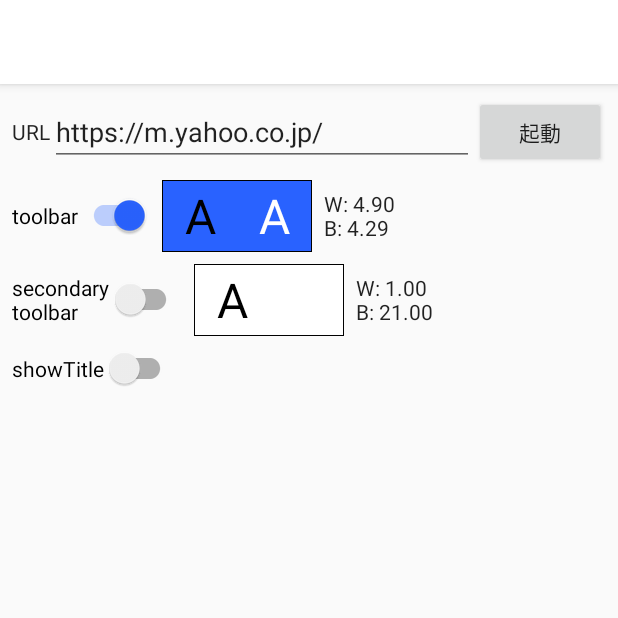
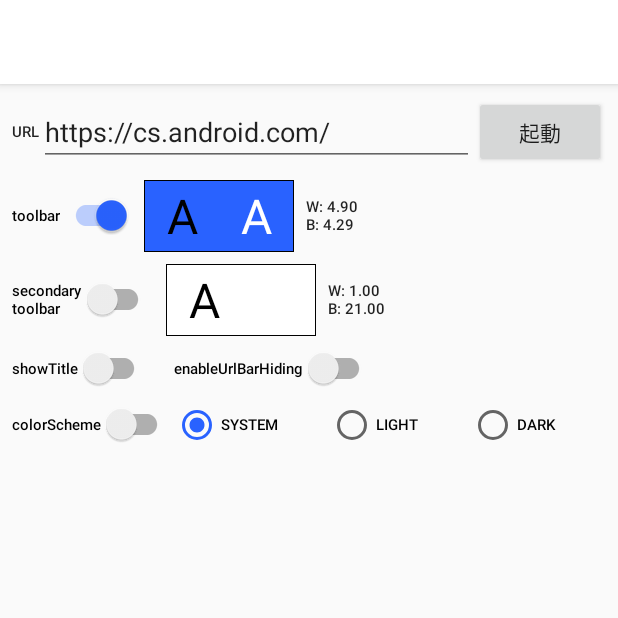
Before and after one commit to ohmae/dev-tabs-launcher, an Android app: the LauncherActivity screen opened directly, with no data from a screen before it, after a tap on "起動", on a phone screen of 412 x 824 dp, the top half of it. Run offline under Robolectric (Android 15) with nearby library versions, the phone set to English and light mode, and no system bars; libraries missing offline, so code that uses them is left out: net.mm2d.color; 3 statements that could not run were skipped.

Commit message:
✨add colorScheme

```diff
--- a/app/src/main/java/net/mm2d/customtabssample/CustomTabsHelper.kt
+++ b/app/src/main/java/net/mm2d/customtabssample/CustomTabsHelper.kt
@@ -22,6 +22,7 @@ object CustomTabsHelper : CustomTabsServiceConnection() {
     var session: CustomTabsSession? = null
         private set
     var packageName: String? = null
+        private set
 
     internal fun bind(context: Context, packageName: String) {
         if (!bound) {
--- a/app/src/main/java/net/mm2d/customtabssample/LauncherActivity.kt
+++ b/app/src/main/java/net/mm2d/customtabssample/LauncherActivity.kt
@@ -16,7 +16,6 @@ import net.mm2d.customtabssample.databinding.ActivityLauncherBinding
 
 class LauncherActivity : AppCompatActivity(), ColorChooserDialog.Callback {
     private lateinit var binding: ActivityLauncherBinding
-    private lateinit var browserPackage: String
     private var toolbarColor: Int = Color.WHITE
     private var secondaryToolbarColor: Int = Color.WHITE
 
@@ -25,10 +24,10 @@ class LauncherActivity : AppCompatActivity(), ColorChooserDialog.Callback {
         binding = ActivityLauncherBinding.inflate(layoutInflater)
         setContentView(binding.root)
         setSupportActionBar(binding.toolbar)
-        browserPackage = intent.getStringExtra(EXTRA_PACKAGE_NAME)!!
+        val packageName = intent.getStringExtra(EXTRA_PACKAGE_NAME)!!
         supportActionBar?.let {
             it.title = intent.getStringExtra(EXTRA_LABEL)
-            it.subtitle = browserPackage
+            it.subtitle = packageName
         }
         binding.toolbar.isFocusable = true
         binding.toolbar.isFocusableInTouchMode = true
@@ -44,7 +43,7 @@ class LauncherActivity : AppCompatActivity(), ColorChooserDialog.Callback {
         binding.secondaryToolbarColorSample.setOnClickListener {
             ColorChooserDialog.show(this, REQUEST_CODE_SECONDARY_TOOLBAR, secondaryToolbarColor)
         }
-        CustomTabsHelper.bind(this, browserPackage)
+        CustomTabsHelper.bind(this, packageName)
     }
 
     override fun onDestroy() {
@@ -54,15 +53,27 @@ class LauncherActivity : AppCompatActivity(), ColorChooserDialog.Callback {
 
     private fun launch() {
         val customTabsIntent = CustomTabsIntent.Builder(CustomTabsHelper.session).also {
-            if (binding.toolbarColorSwitch.isChecked) {
+            if (binding.toolbarColor.isChecked) {
                 it.setToolbarColor(toolbarColor)
             }
-            if (binding.secondaryToolbarColorSwitch.isChecked) {
+            if (binding.secondaryToolbarColor.isChecked) {
                 it.setSecondaryToolbarColor(secondaryToolbarColor)
             }
-            it.setShowTitle(binding.showTitleSwitch.isChecked)
+            it.setShowTitle(binding.showTitle.isChecked)
+            if (binding.urlBarHiding.isChecked) {
+                it.enableUrlBarHiding()
+            }
+            if (binding.colorScheme.isChecked) {
+                it.setColorScheme(
+                    when {
+                        binding.colorSchemeLight.isChecked -> CustomTabsIntent.COLOR_SCHEME_LIGHT
+                        binding.colorSchemeDark.isChecked -> CustomTabsIntent.COLOR_SCHEME_DARK
+                        else -> CustomTabsIntent.COLOR_SCHEME_SYSTEM
+                    }
+                )
+            }
         }.build()
-        customTabsIntent.intent.setPackage(browserPackage)
+        customTabsIntent.intent.setPackage(intent.getStringExtra(EXTRA_PACKAGE_NAME))
         customTabsIntent.launchUrl(this, Uri.parse(binding.editText.text.toString()))
     }
 
@@ -110,7 +121,7 @@ class LauncherActivity : AppCompatActivity(), ColorChooserDialog.Callback {
     companion object {
         private const val REQUEST_CODE_TOOLBAR = 1
         private const val REQUEST_CODE_SECONDARY_TOOLBAR = 2
-        private const val DEFAULT_URL = "https://m.yahoo.co.jp/"
+        private const val DEFAULT_URL = "https://cs.android.com/"
         private const val SECOND_URL = "https://news.yahoo.co.jp/"
         private const val EXTRA_PACKAGE_NAME = "EXTRA_PACKAGE_NAME"
         private const val EXTRA_LABEL = "EXTRA_LABEL"
--- a/app/src/main/res/layout/activity_launcher.xml
+++ b/app/src/main/res/layout/activity_launcher.xml
@@ -48,7 +48,7 @@
                     android:layout_width="wrap_content"
                     android:layout_height="wrap_content"
                     android:text="URL"
-                    android:textAppearance="@style/TextAppearance.AppCompat.Body1"
+                    android:textAppearance="@style/caption"
                     />
 
                 <EditText
@@ -77,12 +77,12 @@
                 >
 
                 <androidx.appcompat.widget.SwitchCompat
-                    android:id="@+id/toolbar_color_switch"
+                    android:id="@+id/toolbar_color"
                     android:layout_width="wrap_content"
                     android:layout_height="wrap_content"
                     android:checked="true"
                     android:text="toolbar"
-                    android:textAppearance="@style/TextAppearance.AppCompat.Body1"
+                    android:textAppearance="@style/caption"
                     />
 
                 <FrameLayout
@@ -127,7 +127,7 @@
                     android:id="@+id/toolbar_color_description"
                     android:layout_width="wrap_content"
                     android:layout_height="wrap_content"
-                    android:textAppearance="@style/TextAppearance.AppCompat.Body1"
+                    android:textAppearance="@style/caption"
                     />
 
             </LinearLayout>
@@ -141,12 +141,12 @@
                 >
 
                 <androidx.appcompat.widget.SwitchCompat
-                    android:id="@+id/secondary_toolbar_color_switch"
+                    android:id="@+id/secondary_toolbar_color"
                     android:layout_width="wrap_content"
                     android:layout_height="wrap_content"
                     android:checked="false"
                     android:text="secondary\ntoolbar"
-                    android:textAppearance="@style/TextAppearance.AppCompat.Body1"
+                    android:textAppearance="@style/caption"
                     />
 
                 <FrameLayout
@@ -191,7 +191,7 @@
                     android:id="@+id/secondary_toolbar_color_description"
                     android:layout_width="wrap_content"
                     android:layout_height="wrap_content"
-                    android:textAppearance="@style/TextAppearance.AppCompat.Body1"
+                    android:textAppearance="@style/caption"
                     />
 
             </LinearLayout>
@@ -204,13 +204,74 @@
                 android:orientation="horizontal"
                 >
 
-
                 <androidx.appcompat.widget.SwitchCompat
-                    android:id="@+id/show_title_switch"
+                    android:id="@+id/show_title"
                     android:layout_width="wrap_content"
                     android:layout_height="wrap_content"
                     android:text="showTitle"
+                    android:textAppearance="@style/caption"
                     />
+
+                <androidx.appcompat.widget.SwitchCompat
+                    android:id="@+id/url_bar_hiding"
+                    android:layout_width="wrap_content"
+                    android:layout_height="wrap_content"
+                    android:layout_marginStart="16dp"
+                    android:text="enableUrlBarHiding"
+                    android:textAppearance="@style/caption"
+                    />
+            </LinearLayout>
+
+            <LinearLayout
+                android:layout_width="match_parent"
+                android:layout_height="wrap_content"
+                android:layout_marginBottom="8dp"
+                android:gravity="center_vertical"
+                android:orientation="horizontal"
+                >
+
+                <androidx.appcompat.widget.SwitchCompat
+                    android:id="@+id/color_scheme"
+                    android:layout_width="wrap_content"
+                    android:layout_height="wrap_content"
+                    android:text="colorScheme"
+                    android:textAppearance="@style/caption"
+                    />
+
+                <RadioGroup
+                    android:layout_width="match_parent"
+                    android:layout_height="wrap_content"
+                    android:orientation="horizontal"
+                    >
+
+                    <RadioButton
+                        android:id="@+id/color_scheme_system"
+                        android:layout_width="wrap_content"
+                        android:layout_height="wrap_content"
+                        android:layout_weight="1"
+                        android:checked="true"
+                        android:text="SYSTEM"
+                        android:textAppearance="@style/caption"
+                        />
+
+                    <RadioButton
+                        android:id="@+id/color_scheme_light"
+                        android:layout_width="wrap_content"
+                        android:layout_height="wrap_content"
+                        android:layout_weight="1"
+                        android:text="LIGHT"
+                        android:textAppearance="@style/caption"
+                        />
+
+                    <RadioButton
+                        android:id="@+id/color_scheme_dark"
+                        android:layout_width="wrap_content"
+                        android:layout_height="wrap_content"
+                        android:layout_weight="1"
+                        android:text="DARK"
+                        android:textAppearance="@style/caption"
+                        />
+                </RadioGroup>
             </LinearLayout>
         </LinearLayout>
     </ScrollView>
--- a/app/src/main/res/values/styles.xml
+++ b/app/src/main/res/values/styles.xml
@@ -12,4 +12,8 @@
     <style name="AppTheme.AppBarOverlay" parent="ThemeOverlay.AppCompat.DayNight.ActionBar"/>
     <style name="AppTheme.PopupOverlay" parent="ThemeOverlay.AppCompat.Light"/>
 
+    <style name="caption" parent="@style/TextAppearance.AppCompat.Title">
+        <item name="android:textSize">10sp</item>
+    </style>
+
 </resources>
```
